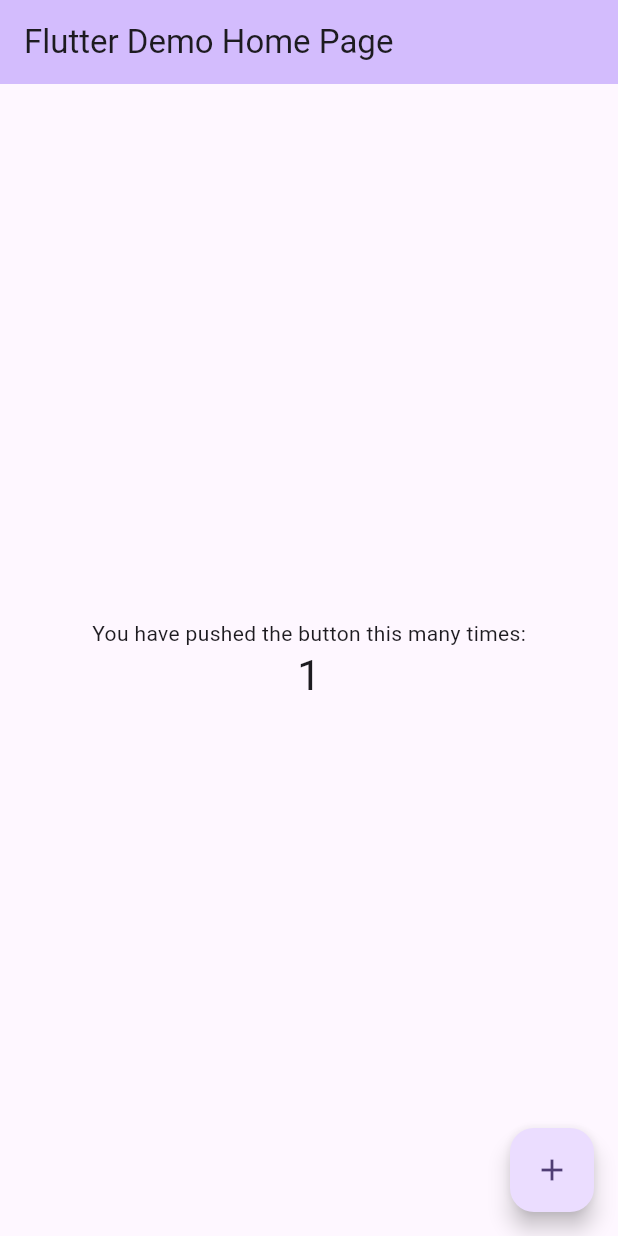
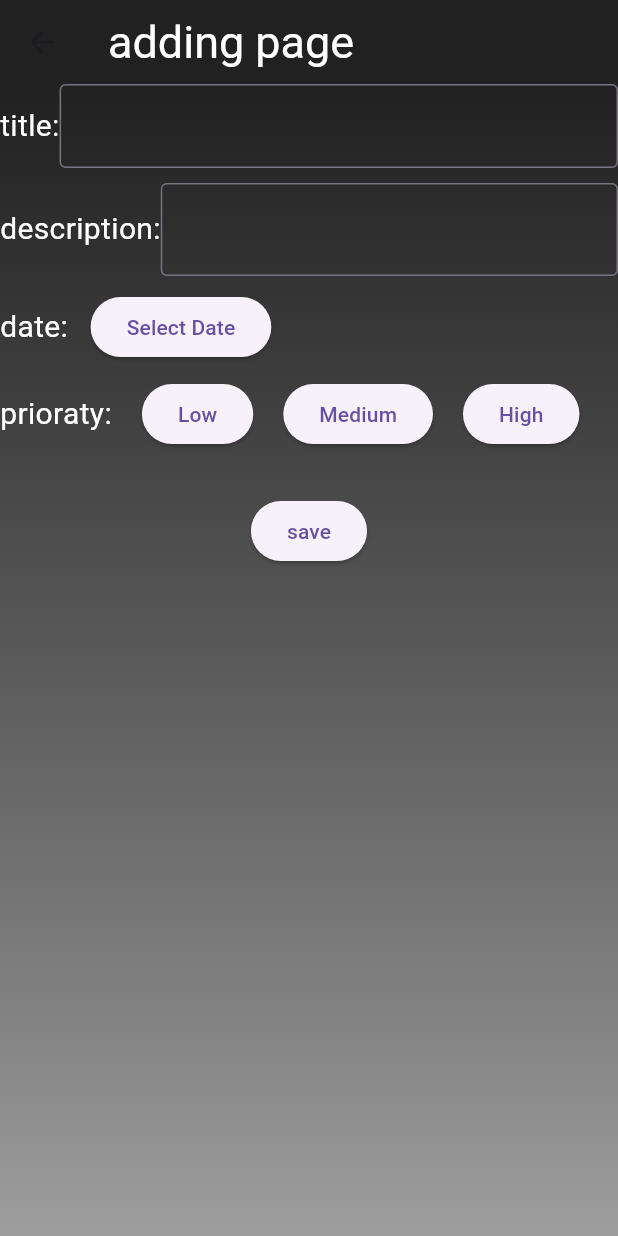
Before and after one commit to Orbit-2026-Software-Training/to-do-list-Noam, a Flutter app: the screen it shows after launch, after a tap on the "add" icon, on a phone screen of 412 x 824 dp. Run offline on Flutter 3.47's test engine with Material 3 defaults, Android fonts, the phone set to English and light mode, and no system bars.

Commit message:
all done expect categorys

```diff
--- a/lib/main.dart
+++ b/lib/main.dart
@@ -1,5 +1,11 @@
+// ignore_for_file: body_might_complete_normally_nullable, strict_top_level_inference, annotate_overrides, camel_case_types, use_key_in_widget_constructors
 import 'package:flutter/material.dart';
 
+List<String> title = ["do the dishes"];
+List<String> describtion = ["you will need to do dishes"];
+List<String> date = ["2026-10-18"];
+List<String> prioratyList = ["High"];
+String prioraty = "";
 void main() {
   runApp(const MyApp());
 }
@@ -7,115 +13,277 @@ void main() {
 class MyApp extends StatelessWidget {
   const MyApp({super.key});
 
-  // This widget is the root of your application.
   @override
   Widget build(BuildContext context) {
     return MaterialApp(
-      title: 'Flutter Demo',
-      theme: ThemeData(
-        // This is the theme of your application.
-        //
-        // TRY THIS: Try running your application with "flutter run". You'll see
-        // the application has a purple toolbar. Then, without quitting the app,
-        // try changing the seedColor in the colorScheme below to Colors.green
-        // and then invoke "hot reload" (save your changes or press the "hot
-        // reload" button in a Flutter-supported IDE, or press "r" if you used
-        // the command line to start the app).
-        //
-        // Notice that the counter didn't reset back to zero; the application
-        // state is not lost during the reload. To reset the state, use hot
-        // restart instead.
-        //
-        // This works for code too, not just values: Most code changes can be
-        // tested with just a hot reload.
-        colorScheme: .fromSeed(seedColor: Colors.deepPurple),
-      ),
-      home: const MyHomePage(title: 'Flutter Demo Home Page'),
+      debugShowCheckedModeBanner: false,
+      title: 'to do list',
+
+      home: HomeScreen(),
     );
   }
 }
 
-class MyHomePage extends StatefulWidget {
-  const MyHomePage({super.key, required this.title});
-
-  // This widget is the home page of your application. It is stateful, meaning
-  // that it has a State object (defined below) that contains fields that affect
-  // how it looks.
-
-  // This class is the configuration for the state. It holds the values (in this
-  // case the title) provided by the parent (in this case the App widget) and
-  // used by the build method of the State. Fields in a Widget subclass are
-  // always marked "final".
-
-  final String title;
-
+class HomeScreen extends StatefulWidget {
   @override
-  State<MyHomePage> createState() => _MyHomePageState();
+  toDoListScreen createState() => toDoListScreen();
 }
 
-class _MyHomePageState extends State<MyHomePage> {
-  int _counter = 0;
-
-  void _incrementCounter() {
+class toDoListScreen extends State<HomeScreen> {
+  void deleteButton(index) {
     setState(() {
-      // This call to setState tells the Flutter framework that something has
-      // changed in this State, which causes it to rerun the build method below
-      // so that the display can reflect the updated values. If we changed
-      // _counter without calling setState(), then the build method would not be
-      // called again, and so nothing would appear to happen.
-      _counter++;
+      title.removeAt(index);
+      describtion.removeAt(index);
+      date.removeAt(index);
     });
   }
 
-  @override
   Widget build(BuildContext context) {
-    // This method is rerun every time setState is called, for instance as done
-    // by the _incrementCounter method above.
-    //
-    // The Flutter framework has been optimized to make rerunning build methods
-    // fast, so that you can just rebuild anything that needs updating rather
-    // than having to individually change instances of widgets.
     return Scaffold(
       appBar: AppBar(
-        // TRY THIS: Try changing the color here to a specific color (to
-        // Colors.amber, perhaps?) and trigger a hot reload to see the AppBar
-        // change color while the other colors stay the same.
-        backgroundColor: Theme.of(context).colorScheme.inversePrimary,
-        // Here we take the value from the MyHomePage object that was created by
-        // the App.build method, and use it to set our appbar title.
-        title: Text(widget.title),
+        title: Text("to do list"),
+        titleTextStyle: TextStyle(color: Colors.white, fontSize: 30),
+        backgroundColor: Colors.black87,
       ),
-      body: Center(
-        // Center is a layout widget. It takes a single child and positions it
-        // in the middle of the parent.
+      body: Container(
+        width: double.infinity,
+        height: double.infinity,
+        decoration: const BoxDecoration(
+          gradient: LinearGradient(
+            begin: Alignment.topCenter,
+            end: Alignment.bottomCenter,
+            colors: [Colors.black87, Colors.grey],
+          ),
+        ),
         child: Column(
-          // Column is also a layout widget. It takes a list of children and
-          // arranges them vertically. By default, it sizes itself to fit its
-          // children horizontally, and tries to be as tall as its parent.
-          //
-          // Column has various properties to control how it sizes itself and
-          // how it positions its children. Here we use mainAxisAlignment to
-          // center the children vertically; the main axis here is the vertical
-          // axis because Columns are vertical (the cross axis would be
-          // horizontal).
-          //
-          // TRY THIS: Invoke "debug painting" (choose the "Toggle Debug Paint"
-          // action in the IDE, or press "p" in the console), to see the
-          // wireframe for each widget.
-          mainAxisAlignment: .center,
           children: [
-            const Text('You have pushed the button this many times:'),
-            Text(
-              '$_counter',
-              style: Theme.of(context).textTheme.headlineMedium,
+            ElevatedButton(
+              onPressed: () async {
+                await Navigator.push(
+                  context,
+                  MaterialPageRoute(builder: (context) => addingScreen()),
+                );
+                setState(() {});
+              },
+              child: const Icon(Icons.add),
+            ),
+            const SizedBox(height: 16),
+            Expanded(
+              child: title.isEmpty
+                  ? Center(
+                      child: Text(
+                        "No tasks yet",
+                        style: TextStyle(
+                          color: Colors.white,
+                          fontSize: 20,
+                          fontWeight: FontWeight.bold,
+                        ),
+                      ),
+                    )
+                  : ListView.builder(
+                      shrinkWrap: true,
+                      physics: const NeverScrollableScrollPhysics(),
+                      itemCount: title.length,
+                      itemBuilder: (BuildContext context, int index) {
+                        if (index < title.length) {
+                          if (title.isNotEmpty) {
+                            return Card(
+                              color: Colors.black12,
+                              child: ListTile(
+                                title: Text(
+                                  title[index],
+                                  style: TextStyle(
+                                    color: Colors.white,
+                                    fontSize: 20,
+                                    fontWeight: FontWeight.bold,
+                                  ),
+                                ),
+                                subtitle: Row(
+                                  children: [
+                                    Text(
+                                      describtion[index],
+                                      style: TextStyle(color: Colors.white),
+                                    ),
+                                    SizedBox(width: 20),
+                                    Text(
+                                      prioratyList[index],
+                                      style: TextStyle(
+                                        color: Colors.white,
+                                        fontSize: 20,
+                                        fontWeight: FontWeight.bold,
+                                      ),
+                                    ),
+                                  ],
+                                ),
+                                leading: Text(
+                                  date[index],
+                                  style: TextStyle(
+                                    color: Colors.white,
+                                    fontSize: 15,
+                                  ),
+                                ),
+                                trailing: ElevatedButton(
+                                  onPressed: () {
+                                    deleteButton(index);
+                                  },
+                                  child: Icon(Icons.delete),
+                                ),
+                              ),
+                            );
+                          }
+                        }
+                      },
+                    ),
             ),
           ],
         ),
       ),
-      floatingActionButton: FloatingActionButton(
-        onPressed: _incrementCounter,
-        tooltip: 'Increment',
-        child: const Icon(Icons.add),
+    );
+  }
+}
+
+class addingScreen extends StatefulWidget {
+  @override
+  addingPage createState() => addingPage();
+}
+
+class addingPage extends State<addingScreen> {
+  final TextEditingController titleController = TextEditingController();
+  final TextEditingController descriptionController = TextEditingController();
+  final TextEditingController dateController = TextEditingController();
+  String text = "";
+  String pickedDate = "";
+  void saveButton() {
+    setState(() {
+      String descriptionFromController = descriptionController.text.trim();
+      String dateFromController = pickedDate;
+      String titleFromController = titleController.text.trim();
+      if (descriptionFromController.isNotEmpty &&
+          titleFromController.isNotEmpty &&
+          dateFromController.isNotEmpty &&
+          prioraty.isNotEmpty) {
+        date.add(dateFromController);
+        title.add(titleFromController);
+        describtion.add(descriptionFromController);
+        prioratyList.add(prioraty);
+        Navigator.pop(context);
+      } else {
+        text = "pls fill all the info!";
+      }
+    });
+  }
+
+  void lowpriorty() {
+    prioraty="Low";
+  }
+
+  void mediumpriorty() {
+    prioraty="Medium";
+  }
+
+  void highpriorty() {
+    prioraty="High";
+  }
+
+  Widget build(BuildContext context) {
+    return Scaffold(
+      appBar: AppBar(
+        title: Text("adding page"),
+        titleTextStyle: TextStyle(color: Colors.white, fontSize: 30),
+        backgroundColor: Colors.black87,
+      ),
+      body: Container(
+        width: double.infinity,
+        height: double.infinity,
+        decoration: const BoxDecoration(
+          gradient: LinearGradient(
+            begin: Alignment.topCenter,
+            end: Alignment.bottomCenter,
+            colors: [Colors.black87, Colors.grey],
+          ),
+        ),
+        child: Column(
+          children: [
+            Row(
+              children: [
+                const Text(
+                  "title:",
+                  style: TextStyle(color: Colors.white, fontSize: 20),
+                ),
+                Expanded(
+                  child: TextField(
+                    controller: titleController,
+                    style: const TextStyle(color: Colors.white),
+                    decoration: const InputDecoration(
+                      border: OutlineInputBorder(),
+                    ),
+                  ),
+                ),
+              ],
+            ),
+            const SizedBox(height: 10),
+            Row(
+              children: [
+                const Text(
+                  "description:",
+                  style: TextStyle(color: Colors.white, fontSize: 20),
+                ),
+                Expanded(
+                  child: TextField(
+                    controller: descriptionController,
+                    style: const TextStyle(color: Colors.white, fontSize: 20),
+                    decoration: const InputDecoration(
+                      border: OutlineInputBorder(),
+                    ),
+                  ),
+                ),
+              ],
+            ),
+            const SizedBox(height: 10),
+            Row(
+              children: [
+                const Text(
+                  "date:",
+                  style: TextStyle(color: Colors.white, fontSize: 20),
+                ),
+                SizedBox(width: 15),
+                ElevatedButton(
+                  onPressed: () async {
+                    DateTime? selectedDate = await showDatePicker(
+                      context: context,
+                      initialDate: DateTime.now(),
+                      firstDate: DateTime.now(),
+                      lastDate: DateTime(2100),
+                    );
+                    if (selectedDate != null) {
+                      pickedDate = selectedDate.toString().split(' ')[0];
+                    }
+                  },
+                  child: const Text('Select Date'),
+                ),
+              ],
+            ),
+            const SizedBox(height: 10),
+            Row(
+              children: [
+                const Text(
+                  "prioraty:",
+                  style: TextStyle(color: Colors.white, fontSize: 20),
+                ),
+                SizedBox(width: 20),
+                ElevatedButton(onPressed: lowpriorty, child: Text("Low")),
+                SizedBox(width: 20),
+                ElevatedButton(onPressed: mediumpriorty, child: Text("Medium")),
+                SizedBox(width: 20),
+                ElevatedButton(onPressed: highpriorty, child: Text("High")),
+              ],
+            ),
+            const SizedBox(height: 30),
+            ElevatedButton(onPressed: saveButton, child: const Text("save")),
+            const SizedBox(height: 60),
+            Text(text, style: TextStyle(fontSize: 30, color: Colors.white)),
+          ],
+        ),
       ),
     );
   }
```
